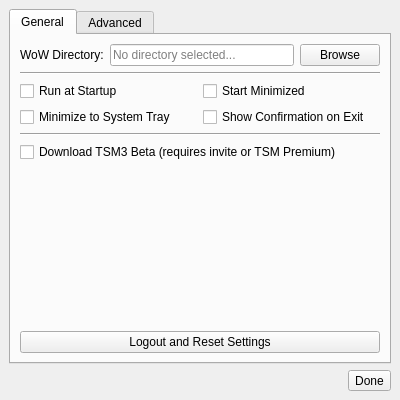
This is ui/settings_window.ui in seirl/tsmapplication_public as Qt 5 draws it before an edit. The edited form follows.
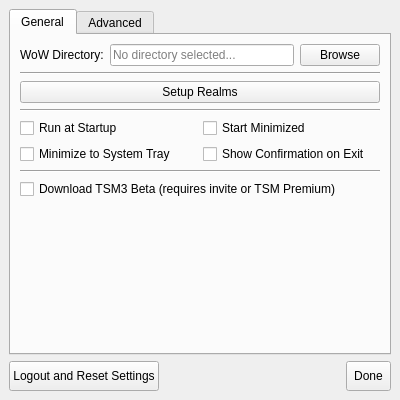
This is the edited form. Icons and pictures are not drawn.

The edit to the form file:
```diff
--- a/ui/settings_window.ui
+++ b/ui/settings_window.ui
@@ -75,6 +75,20 @@
           </item>
          </layout>
         </item>
+        <item>
+         <widget class="Line" name="line_4">
+          <property name="orientation">
+           <enum>Qt::Horizontal</enum>
+          </property>
+         </widget>
+        </item>
+        <item>
+         <widget class="QPushButton" name="realm_setup_button">
+          <property name="text">
+           <string>Setup Realms</string>
+          </property>
+         </widget>
+        </item>
         <item>
          <widget class="Line" name="line">
           <property name="orientation">
@@ -145,13 +159,6 @@
           </property>
          </spacer>
         </item>
-        <item>
-         <widget class="QPushButton" name="reset_button">
-          <property name="text">
-           <string>Logout and Reset Settings</string>
-          </property>
-         </widget>
-        </item>
        </layout>
       </widget>
       <widget class="QWidget" name="advanced_tab">
@@ -205,6 +212,19 @@
     </item>
     <item>
      <layout class="QHBoxLayout" name="horizontalLayout">
+      <item>
+       <widget class="QPushButton" name="reset_button">
+        <property name="minimumSize">
+         <size>
+          <width>140</width>
+          <height>30</height>
+         </size>
+        </property>
+        <property name="text">
+         <string>Logout and Reset Settings</string>
+        </property>
+       </widget>
+      </item>
       <item>
        <spacer name="horizontalSpacer">
         <property name="orientation">
@@ -220,6 +240,18 @@
       </item>
       <item>
        <widget class="QToolButton" name="done_button">
+        <property name="sizePolicy">
+         <sizepolicy hsizetype="Fixed" vsizetype="Maximum">
+          <horstretch>0</horstretch>
+          <verstretch>0</verstretch>
+         </sizepolicy>
+        </property>
+        <property name="minimumSize">
+         <size>
+          <width>45</width>
+          <height>30</height>
+         </size>
+        </property>
         <property name="text">
          <string>Done</string>
         </property>
```
